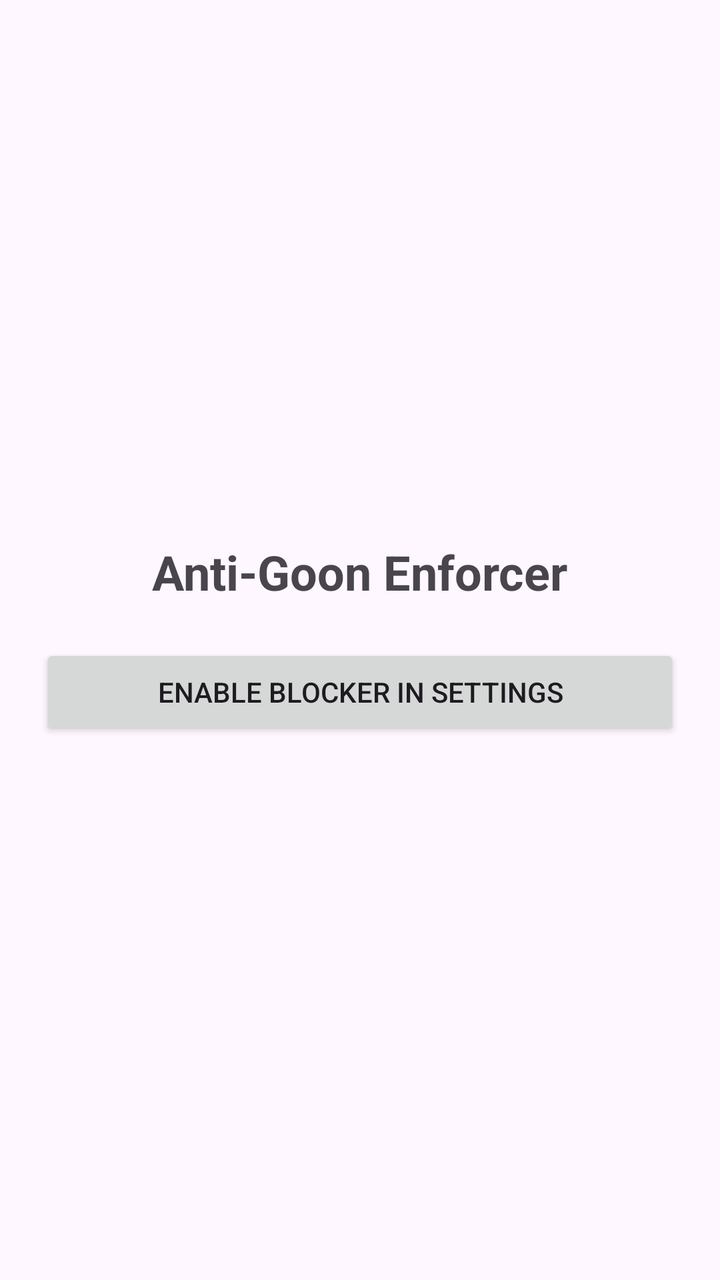
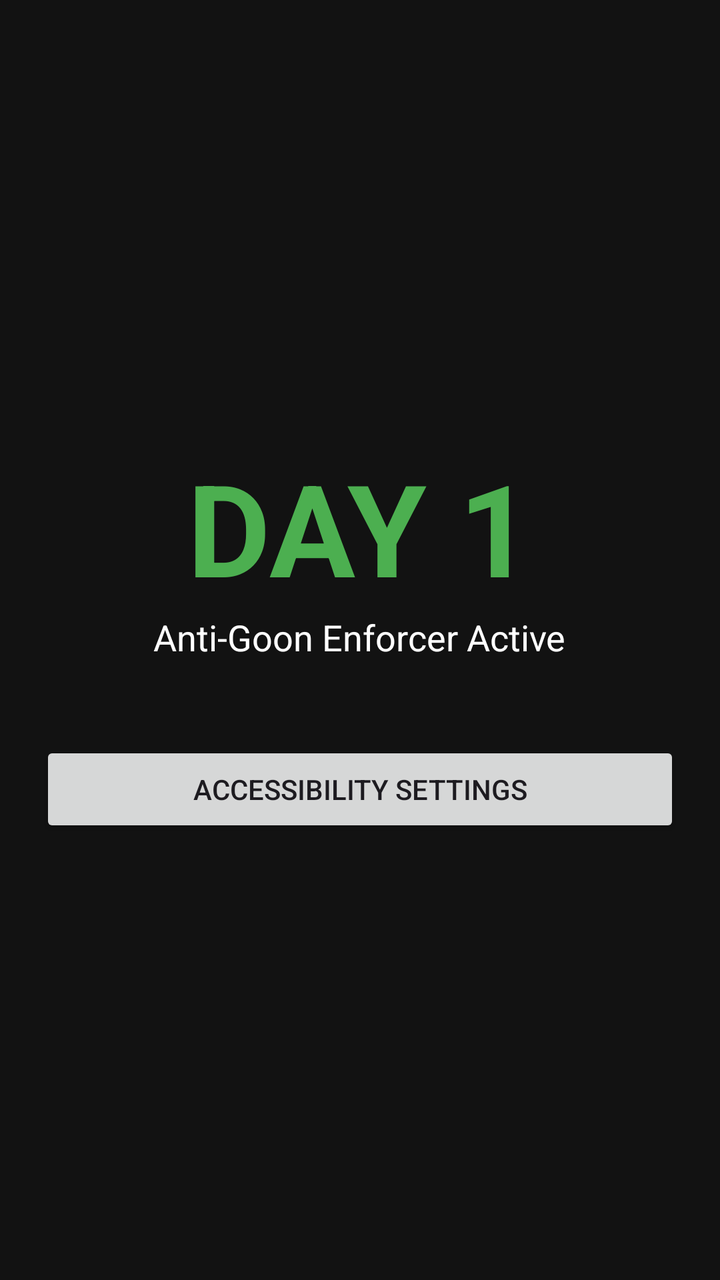

The first picture is an Android layout as it rendered before a commit; the second is the same layout after the commit. The layout source and the unified diff follow.
<!-- AndroidManifest.xml: application theme Theme.Material3.DayNight.NoActionBar -->
<!-- res/layout/activity_main.xml -->
<?xml version="1.0" encoding="utf-8"?>
<LinearLayout
    xmlns:android="http://schemas.android.com/apk/res/android"
    android:layout_width="match_parent"
    android:layout_height="match_parent"
    android:orientation="vertical"
    android:gravity="center"
    android:padding="20dp">

    <TextView
        android:layout_width="wrap_content"
        android:layout_height="wrap_content"
        android:text="Anti-Goon Enforcer"
        android:textSize="24sp"
        android:textStyle="bold"
        android:layout_marginBottom="20dp"/>

    <Button
        android:id="@+id/btnOpenSettings"
        android:layout_width="match_parent"
        android:layout_height="wrap_content"
        android:text="Enable Blocker in Settings" />

</LinearLayout>
<!-- resources referenced by this layout -->
<resources>

</resources>

<!-- the commit's change to res/layout/activity_main.xml (unified diff, before → after) -->
@@ -1,24 +1,81 @@
 <?xml version="1.0" encoding="utf-8"?>
-<LinearLayout
+<androidx.constraintlayout.widget.ConstraintLayout
     xmlns:android="http://schemas.android.com/apk/res/android"
+    xmlns:app="http://schemas.android.com/apk/res-auto"
     android:layout_width="match_parent"
     android:layout_height="match_parent"
-    android:orientation="vertical"
-    android:gravity="center"
-    android:padding="20dp">
+    android:background="#121212">
 
-    <TextView
-        android:layout_width="wrap_content"
-        android:layout_height="wrap_content"
-        android:text="Anti-Goon Enforcer"
-        android:textSize="24sp"
-        android:textStyle="bold"
-        android:layout_marginBottom="20dp"/>
+    <LinearLayout
+        android:id="@+id/dayOneView"
+        android:layout_width="match_parent"
+        android:layout_height="match_parent"
+        android:orientation="vertical"
+        android:gravity="center"
+        android:padding="20dp"
+        android:visibility="visible">
 
-    <Button
-        android:id="@+id/btnOpenSettings"
+        <TextView
+            android:id="@+id/streakText"
+            android:layout_width="wrap_content"
+            android:layout_height="wrap_content"
+            android:text="DAY 1"
+            android:textColor="#4CAF50"
+            android:textSize="64sp"
+            android:textStyle="bold" />
+
+        <TextView
+            android:layout_width="wrap_content"
+            android:layout_height="wrap_content"
+            android:text="Anti-Goon Enforcer Active"
+            android:textColor="#FFFFFF"
+            android:textSize="18sp"
+            android:layout_marginBottom="40dp"/>
+
+        <Button
+            android:id="@+id/btnOpenSettings"
+            android:layout_width="match_parent"
+            android:layout_height="wrap_content"
+            android:text="Accessibility Settings" />
+    </LinearLayout>
+
+    <RelativeLayout
+        android:id="@+id/caughtView"
         android:layout_width="match_parent"
-        android:layout_height="wrap_content"
-        android:text="Enable Blocker in Settings" />
+        android:layout_height="match_parent"
+        android:background="#000000"
+        android:visibility="gone">
 
-</LinearLayout>
+        <ImageView
+            android:id="@+id/detectedImage"
+            android:layout_width="match_parent"
+            android:layout_height="match_parent"
+            android:scaleType="centerCrop"
+
+            android:src="@drawable/dont_do_it"
+
+            android:alpha="0.7"/>
+        <TextView
+            android:layout_width="wrap_content"
+            android:layout_height="wrap_content"
+            android:layout_centerInParent="true"
+            android:text="STREAK BROKEN"
+            android:textColor="#FF0000"
+            android:textSize="32sp"
+            android:textStyle="bold"
+            android:shadowColor="#000000"
+            android:shadowRadius="10"/>
+
+        <Button
+            android:id="@+id/pushupButton"
+            android:layout_width="match_parent"
+            android:layout_height="70dp"
+            android:layout_alignParentBottom="true"
+            android:layout_margin="30dp"
+            android:backgroundTint="#FF0000"
+            android:text="DO 10 PUSHUPS TO RESET"
+            android:textSize="18sp"
+            android:textStyle="bold" />
+    </RelativeLayout>
+
+</androidx.constraintlayout.widget.ConstraintLayout>
<!-- resource entries referenced after the edit -->
@@ -1,5 +1,5 @@
 <!-- resources referenced by this layout -->
 <resources>
-
+  <!-- drawable dont_do_it: png bitmap (drawable, 361686 bytes) -->
 </resources>
 
